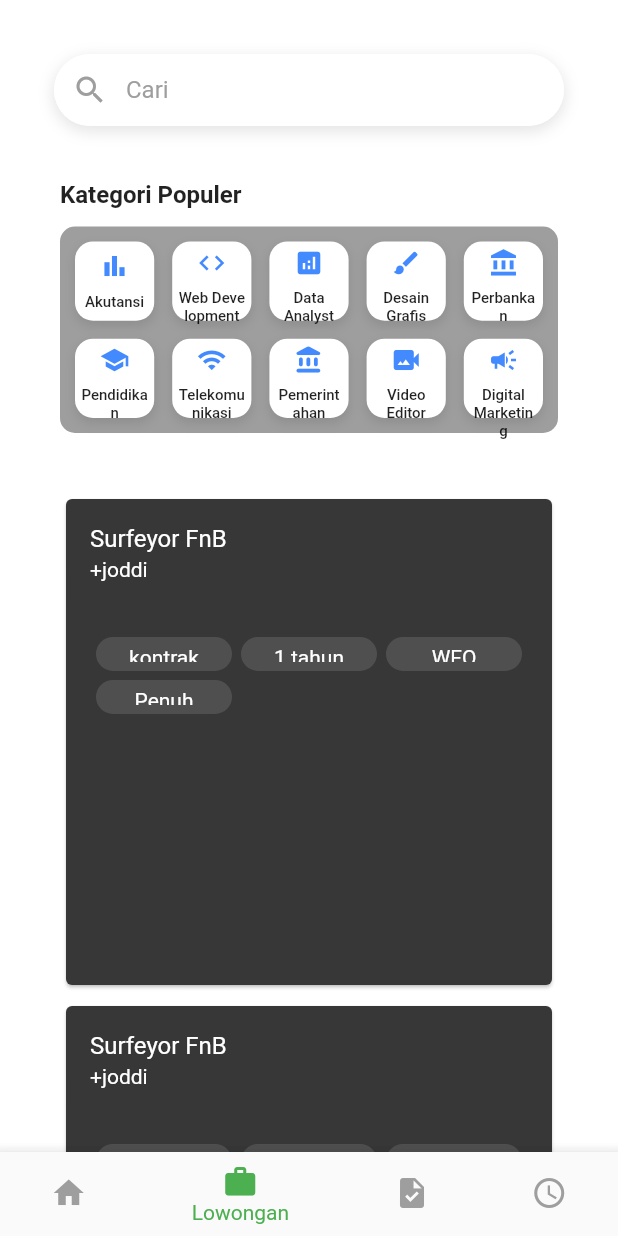
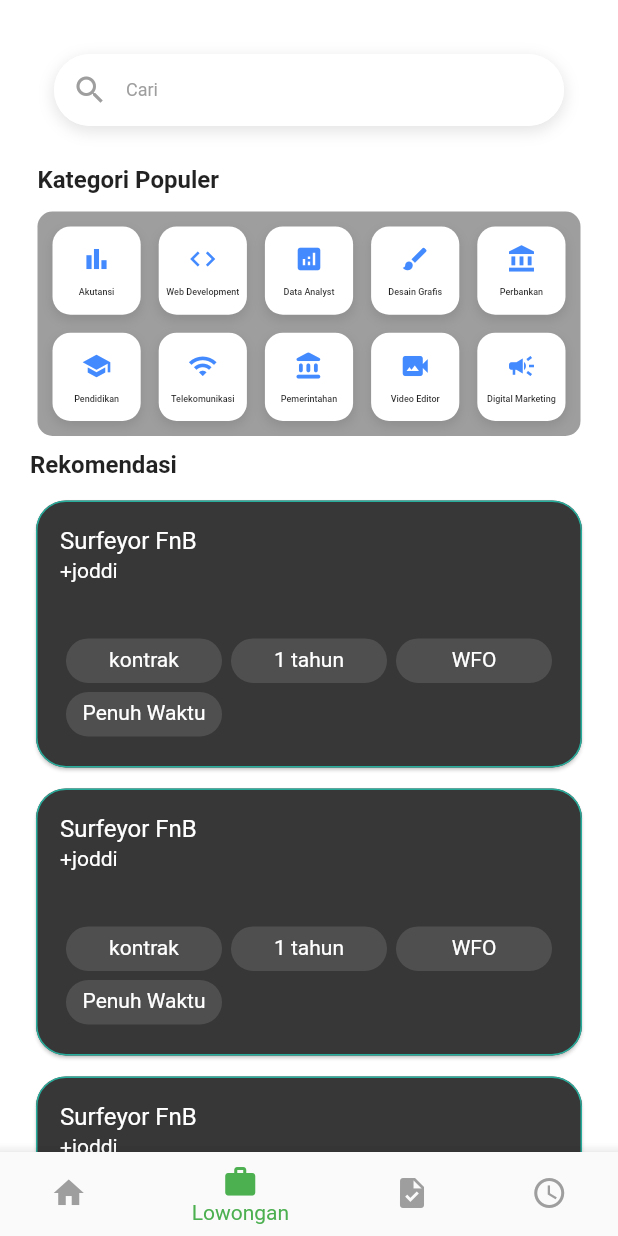
Before and after one commit to SIMPLIX07/KerjaKuy_PPB, a Flutter app: the HomePage screen opened directly, swiped to page 2, on a phone screen of 412 x 824 dp. Run offline on Flutter 3.47's test engine with Material 3 defaults, Android fonts, the phone set to English and light mode, and no system bars.

Commit message:
menambahkan recomendation

```diff
--- a/lib/main.dart
+++ b/lib/main.dart
@@ -1789,14 +1789,19 @@ class _HomePageState extends State<HomePage> with TickerProviderStateMixin {
                           ),
                           hintStyle: const TextStyle(color: Colors.grey),
                         ),
-                        style: const TextStyle(fontSize: 16),
+                        style: const TextStyle(fontSize: 12),
                       ),
                     ),
                   ),
 
                   // Kategori Populer
                   Container(
-                    padding: const EdgeInsets.all(20),
+                    padding: const EdgeInsets.only(
+                      bottom: 10,
+                      left: 5,
+                      right: 5,
+                      top: 10,
+                    ),
                     child: Column(
                       crossAxisAlignment: CrossAxisAlignment.start,
                       children: [
@@ -1855,7 +1860,7 @@ class _HomePageState extends State<HomePage> with TickerProviderStateMixin {
                                         kategori['nama'],
                                         textAlign: TextAlign.center,
                                         style: const TextStyle(
-                                          fontSize: 10,
+                                          fontSize: 6,
                                           fontWeight: FontWeight.w500,
                                         ),
                                       ),
@@ -1871,17 +1876,25 @@ class _HomePageState extends State<HomePage> with TickerProviderStateMixin {
                   ),
 
                   // Rekomendasi
+                  const Text(
+                    "Rekomendasi",
+                    style: TextStyle(fontWeight: FontWeight.bold, fontSize: 16),
+                  ),
                   Container(
-                    padding: EdgeInsets.all(20),
+                    padding: EdgeInsets.only(top: 10),
                     child: GridView.count(
                       crossAxisCount: 1,
                       mainAxisSpacing: 6,
                       crossAxisSpacing: 12,
-                      childAspectRatio: 1,
+                      childAspectRatio: 2,
                       shrinkWrap: true,
                       physics: NeverScrollableScrollPhysics(),
                       children: pekerjaanList.map((pk) {
                         return Card(
+                          shape: RoundedRectangleBorder(
+                            borderRadius: BorderRadius.circular(20),
+                            side: BorderSide(color: const Color(0xFF28AE9D)),
+                          ),
                           color: const Color.fromARGB(255, 55, 55, 55),
                           child: Column(
                             children: [
@@ -1901,7 +1914,7 @@ class _HomePageState extends State<HomePage> with TickerProviderStateMixin {
                                   crossAxisCount: 3, // jumlah kolom syarat
                                   mainAxisSpacing: 6,
                                   crossAxisSpacing: 6,
-                                  childAspectRatio: 4,
+                                  childAspectRatio: 3.5,
                                   shrinkWrap: true,
                                   physics: NeverScrollableScrollPhysics(),
                                   children: (pk['syarat'] as List<dynamic>).map(
```
